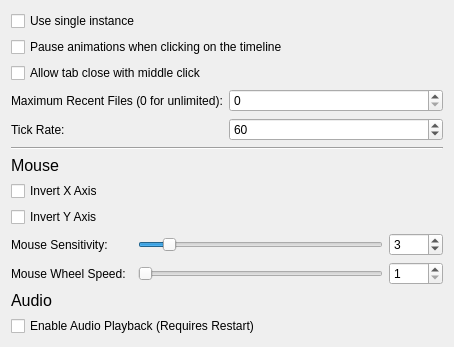
This is src/hlam/ui/options/OptionsPageGeneral.ui in SamVanheer/HalfLifeAssetManager as Qt 5 draws it before an edit. The edited form follows.
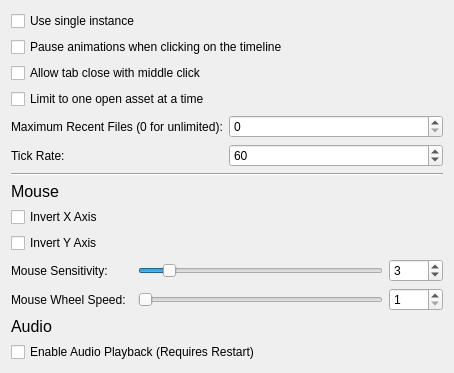
This is the edited form.

Commit message: Add option to keep only one asset open at a time Resolves #214

```diff
--- a/src/hlam/ui/options/OptionsPageGeneral.ui
+++ b/src/hlam/ui/options/OptionsPageGeneral.ui
@@ -7,34 +7,84 @@
     <x>0</x>
     <y>0</y>
     <width>454</width>
-    <height>327</height>
+    <height>350</height>
    </rect>
   </property>
   <property name="windowTitle">
    <string>Form</string>
   </property>
   <layout class="QGridLayout" name="gridLayout">
-   <item row="3" column="1">
+   <item row="10" column="0" colspan="2">
+    <layout class="QGridLayout" name="gridLayout_3">
+     <property name="bottomMargin">
+      <number>0</number>
+     </property>
+     <item row="0" column="0">
+      <widget class="QCheckBox" name="EnableAudioPlayback">
+       <property name="text">
+        <string>Enable Audio Playback (Requires Restart)</string>
+       </property>
+      </widget>
+     </item>
+    </layout>
+   </item>
+   <item row="4" column="1">
     <widget class="QSpinBox" name="MaxRecentFiles">
      <property name="maximum">
       <number>100</number>
      </property>
     </widget>
    </item>
-   <item row="5" column="0" colspan="2">
-    <widget class="Line" name="line">
-     <property name="minimumSize">
-      <size>
-       <width>0</width>
-       <height>0</height>
-      </size>
+   <item row="1" column="0" colspan="2">
+    <widget class="QCheckBox" name="PauseAnimationsOnTimelineClick">
+     <property name="text">
+      <string>Pause animations when clicking on the timeline</string>
      </property>
-     <property name="orientation">
-      <enum>Qt::Horizontal</enum>
+    </widget>
+   </item>
+   <item row="2" column="0" colspan="2">
+    <widget class="QCheckBox" name="AllowTabCloseWithMiddleClick">
+     <property name="text">
+      <string>Allow tab close with middle click</string>
      </property>
     </widget>
    </item>
-   <item row="4" column="1">
+   <item row="0" column="0" colspan="2">
+    <widget class="QCheckBox" name="UseSingleInstance">
+     <property name="text">
+      <string>Use single instance</string>
+     </property>
+    </widget>
+   </item>
+   <item row="4" column="0">
+    <widget class="QLabel" name="label_2">
+     <property name="sizePolicy">
+      <sizepolicy hsizetype="Fixed" vsizetype="Preferred">
+       <horstretch>0</horstretch>
+       <verstretch>0</verstretch>
+      </sizepolicy>
+     </property>
+     <property name="text">
+      <string>Maximum Recent Files (0 for unlimited):</string>
+     </property>
+    </widget>
+   </item>
+   <item row="7" column="0" colspan="2">
+    <widget class="QLabel" name="label">
+     <property name="font">
+      <font>
+       <pointsize>12</pointsize>
+      </font>
+     </property>
+     <property name="text">
+      <string>Mouse</string>
+     </property>
+     <property name="scaledContents">
+      <bool>false</bool>
+     </property>
+    </widget>
+   </item>
+   <item row="5" column="1">
     <widget class="QSpinBox" name="TickRate">
      <property name="minimum">
       <number>1</number>
@@ -47,7 +97,14 @@
      </property>
     </widget>
    </item>
-   <item row="8" column="0" colspan="2">
+   <item row="5" column="0">
+    <widget class="QLabel" name="label_3">
+     <property name="text">
+      <string>Tick Rate:</string>
+     </property>
+    </widget>
+   </item>
+   <item row="9" column="0" colspan="2">
     <widget class="QLabel" name="label_5">
      <property name="font">
       <font>
@@ -59,7 +116,33 @@
      </property>
     </widget>
    </item>
-   <item row="7" column="0" colspan="2">
+   <item row="11" column="0" colspan="2">
+    <spacer name="verticalSpacer">
+     <property name="orientation">
+      <enum>Qt::Vertical</enum>
+     </property>
+     <property name="sizeHint" stdset="0">
+      <size>
+       <width>20</width>
+       <height>0</height>
+      </size>
+     </property>
+    </spacer>
+   </item>
+   <item row="6" column="0" colspan="2">
+    <widget class="Line" name="line">
+     <property name="minimumSize">
+      <size>
+       <width>0</width>
+       <height>0</height>
+      </size>
+     </property>
+     <property name="orientation">
+      <enum>Qt::Horizontal</enum>
+     </property>
+    </widget>
+   </item>
+   <item row="8" column="0" colspan="2">
     <layout class="QGridLayout" name="gridLayout_2">
      <property name="bottomMargin">
       <number>0</number>
@@ -146,86 +229,10 @@
      </item>
     </layout>
    </item>
-   <item row="10" column="0" colspan="2">
-    <spacer name="verticalSpacer">
-     <property name="orientation">
-      <enum>Qt::Vertical</enum>
-     </property>
-     <property name="sizeHint" stdset="0">
-      <size>
-       <width>20</width>
-       <height>0</height>
-      </size>
-     </property>
-    </spacer>
-   </item>
-   <item row="1" column="0" colspan="2">
-    <widget class="QCheckBox" name="PauseAnimationsOnTimelineClick">
+   <item row="3" column="0" colspan="2">
+    <widget class="QCheckBox" name="OneAssetAtATime">
      <property name="text">
-      <string>Pause animations when clicking on the timeline</string>
-     </property>
-    </widget>
-   </item>
-   <item row="2" column="0" colspan="2">
-    <widget class="QCheckBox" name="AllowTabCloseWithMiddleClick">
-     <property name="text">
-      <string>Allow tab close with middle click</string>
-     </property>
-    </widget>
-   </item>
-   <item row="4" column="0">
-    <widget class="QLabel" name="label_3">
-     <property name="text">
-      <string>Tick Rate:</string>
-     </property>
-    </widget>
-   </item>
-   <item row="9" column="0" colspan="2">
-    <layout class="QGridLayout" name="gridLayout_3">
-     <property name="bottomMargin">
-      <number>0</number>
-     </property>
-     <item row="0" column="0">
-      <widget class="QCheckBox" name="EnableAudioPlayback">
-       <property name="text">
-        <string>Enable Audio Playback (Requires Restart)</string>
-       </property>
-      </widget>
-     </item>
-    </layout>
-   </item>
-   <item row="0" column="0" colspan="2">
-    <widget class="QCheckBox" name="UseSingleInstance">
-     <property name="text">
-      <string>Use single instance</string>
-     </property>
-    </widget>
-   </item>
-   <item row="3" column="0">
-    <widget class="QLabel" name="label_2">
-     <property name="sizePolicy">
-      <sizepolicy hsizetype="Fixed" vsizetype="Preferred">
-       <horstretch>0</horstretch>
-       <verstretch>0</verstretch>
-      </sizepolicy>
-     </property>
-     <property name="text">
-      <string>Maximum Recent Files (0 for unlimited):</string>
-     </property>
-    </widget>
-   </item>
-   <item row="6" column="0" colspan="2">
-    <widget class="QLabel" name="label">
-     <property name="font">
-      <font>
-       <pointsize>12</pointsize>
-      </font>
-     </property>
-     <property name="text">
-      <string>Mouse</string>
-     </property>
-     <property name="scaledContents">
-      <bool>false</bool>
+      <string>Limit to one open asset at a time</string>
      </property>
     </widget>
    </item>
```
The commit also changes 4 other files.
